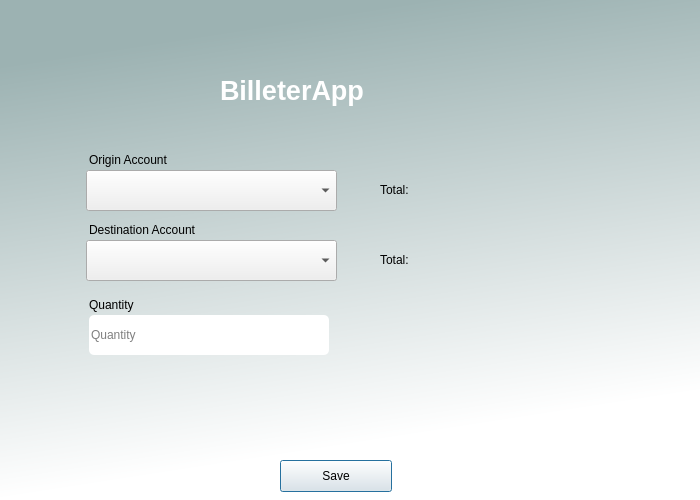
Igna11/billetera, file guicore/operation_transfer_screen.ui: the form before one commit.
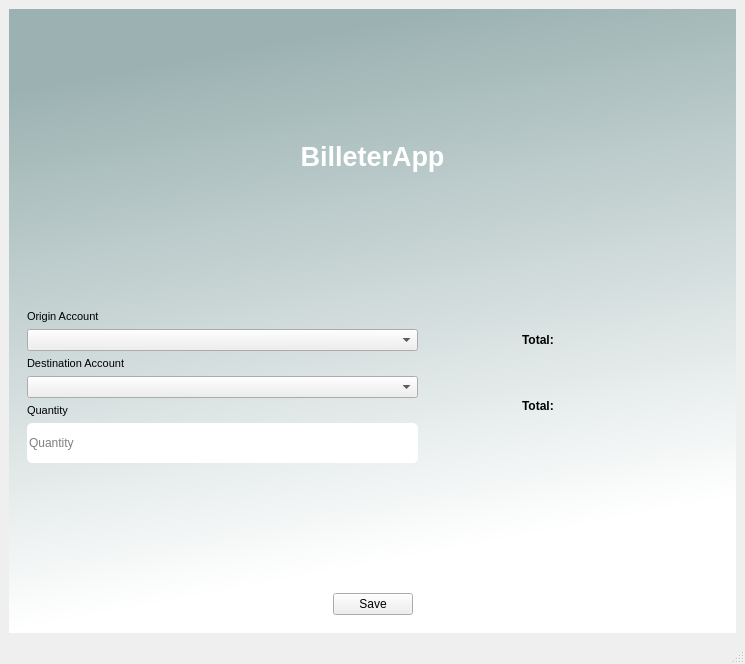
The form after the commit.

```diff
--- a/guicore/operation_transfer_screen.ui
+++ b/guicore/operation_transfer_screen.ui
@@ -1,58 +1,94 @@
 <?xml version="1.0" encoding="UTF-8"?>
 <ui version="4.0">
- <class>BilleteraApp</class>
- <widget class="QDialog" name="BilleteraApp">
+ <class>MainWindow</class>
+ <widget class="QMainWindow" name="MainWindow">
   <property name="geometry">
    <rect>
     <x>0</x>
     <y>0</y>
-    <width>700</width>
-    <height>500</height>
+    <width>745</width>
+    <height>664</height>
    </rect>
   </property>
   <property name="windowTitle">
    <string>Dialog</string>
   </property>
-  <property name="sizeGripEnabled">
-   <bool>false</bool>
-  </property>
-  <property name="modal">
-   <bool>false</bool>
-  </property>
+  <widget class="QWidget" name="centralwidget">
+   <layout class="QHBoxLayout" name="horizontalLayout_4">
+    <item>
   <widget class="QWidget" name="widget" native="true">
-   <property name="geometry">
-    <rect>
-     <x>0</x>
-     <y>0</y>
-     <width>700</width>
-     <height>500</height>
-    </rect>
-   </property>
    <property name="styleSheet">
     <string notr="true">QWidget#widget{
 background-color:qlineargradient(spread:pad, x1:0, y1:0, x2:0.207, y2:0.954545, stop:0.132159 rgba(156, 178, 178, 255), stop:1 rgba(255, 255, 255, 255))}</string>
    </property>
+      <layout class="QVBoxLayout" name="verticalLayout" stretch="7,7,1">
+       <item>
+        <widget class="QWidget" name="label_widget" native="true">
+         <layout class="QHBoxLayout" name="horizontalLayout_6">
+          <item>
    <widget class="QLabel" name="label">
-    <property name="geometry">
-     <rect>
-      <x>220</x>
-      <y>70</y>
-      <width>251</width>
-      <height>41</height>
-     </rect>
-    </property>
+            <property name="text">
+             <string>&lt;html&gt;&lt;head/&gt;&lt;body&gt;&lt;p align=&quot;center&quot;&gt;&lt;span style=&quot; font-size:20pt; font-weight:600; color:#ffffff;&quot;&gt;BilleterApp&lt;/span&gt;&lt;/p&gt;&lt;/body&gt;&lt;/html&gt;</string>
+            </property>
+           </widget>
+          </item>
+         </layout>
+        </widget>
+       </item>
+       <item>
+        <widget class="QWidget" name="main_widget" native="true">
+         <layout class="QHBoxLayout" name="horizontalLayout" stretch="4,1,2">
+          <item>
+           <layout class="QVBoxLayout" name="data_verticalLayout">
+            <item>
+             <widget class="QLabel" name="account_label_2">
+              <property name="font">
+               <font>
+                <pointsize>8</pointsize>
+               </font>
+              </property>
     <property name="text">
-     <string>&lt;html&gt;&lt;head/&gt;&lt;body&gt;&lt;p&gt;&lt;span style=&quot; font-size:20pt; font-weight:600; color:#ffffff;&quot;&gt;BilleterApp&lt;/span&gt;&lt;/p&gt;&lt;/body&gt;&lt;/html&gt;</string>
-    </property>
-   </widget>
+               <string>Origin Account</string>
+              </property>
+             </widget>
+            </item>
+            <item>
+             <widget class="QComboBox" name="accounts_origin_comboBox"/>
+            </item>
+            <item>
+             <widget class="QLabel" name="account_label_3">
+              <property name="font">
+               <font>
+                <pointsize>8</pointsize>
+               </font>
+              </property>
+              <property name="text">
+               <string>Destination Account</string>
+              </property>
+             </widget>
+            </item>
+            <item>
+             <widget class="QComboBox" name="accounts_dest_comboBox"/>
+            </item>
+            <item>
+             <widget class="QLabel" name="quantity_label">
+              <property name="font">
+               <font>
+                <pointsize>8</pointsize>
+               </font>
+              </property>
+              <property name="text">
+               <string>Quantity</string>
+              </property>
+             </widget>
+            </item>
+            <item>
    <widget class="QLineEdit" name="quantity_line">
-    <property name="geometry">
-     <rect>
-      <x>89</x>
-      <y>315</y>
-      <width>240</width>
+              <property name="minimumSize">
+               <size>
+                <width>0</width>
       <height>40</height>
-     </rect>
+               </size>
     </property>
     <property name="toolTip">
      <string/>
@@ -72,125 +108,149 @@
      <string>Quantity</string>
     </property>
    </widget>
-   <widget class="QLabel" name="quantity_label">
-    <property name="geometry">
-     <rect>
-      <x>89</x>
-      <y>295</y>
-      <width>131</width>
-      <height>20</height>
-     </rect>
-    </property>
-    <property name="text">
-     <string>Quantity</string>
-    </property>
-   </widget>
-   <widget class="QPushButton" name="save_button">
-    <property name="geometry">
-     <rect>
-      <x>280</x>
-      <y>460</y>
-      <width>112</width>
-      <height>32</height>
-     </rect>
-    </property>
-    <property name="text">
-     <string>Save</string>
-    </property>
-   </widget>
-   <widget class="QComboBox" name="accounts_origin_comboBox">
-    <property name="geometry">
-     <rect>
-      <x>86</x>
-      <y>170</y>
-      <width>251</width>
-      <height>41</height>
-     </rect>
-    </property>
-   </widget>
-   <widget class="QLabel" name="account_label">
-    <property name="geometry">
-     <rect>
-      <x>89</x>
-      <y>150</y>
-      <width>140</width>
+            </item>
+            <item>
+             <spacer name="data_verticalSpacer">
+              <property name="orientation">
+               <enum>Qt::Vertical</enum>
+              </property>
+              <property name="sizeHint" stdset="0">
+               <size>
+                <width>20</width>
+                <height>40</height>
+               </size>
+              </property>
+             </spacer>
+            </item>
+           </layout>
+          </item>
+          <item>
+           <spacer name="horizontalSpacer">
+            <property name="orientation">
+             <enum>Qt::Horizontal</enum>
+            </property>
+            <property name="sizeHint" stdset="0">
+             <size>
+              <width>40</width>
       <height>20</height>
-     </rect>
-    </property>
-    <property name="text">
-     <string>Origin Account</string>
-    </property>
-   </widget>
-   <widget class="QComboBox" name="accounts_dest_comboBox">
-    <property name="geometry">
-     <rect>
-      <x>86</x>
-      <y>240</y>
-      <width>251</width>
-      <height>41</height>
-     </rect>
-    </property>
-   </widget>
-   <widget class="QLabel" name="account_label_2">
-    <property name="geometry">
-     <rect>
-      <x>89</x>
-      <y>220</y>
-      <width>241</width>
-      <height>20</height>
-     </rect>
-    </property>
-    <property name="text">
-     <string>Destination Account</string>
-    </property>
-   </widget>
+             </size>
+            </property>
+           </spacer>
+          </item>
+          <item>
+           <layout class="QVBoxLayout" name="acc_verticalLayout" stretch="0,0,0">
+            <item>
    <widget class="QLabel" name="total_origin_label">
-    <property name="geometry">
-     <rect>
-      <x>380</x>
-      <y>180</y>
-      <width>221</width>
-      <height>20</height>
-     </rect>
+              <property name="minimumSize">
+               <size>
+                <width>0</width>
+                <height>60</height>
+               </size>
+              </property>
+              <property name="font">
+               <font>
+                <weight>75</weight>
+                <bold>true</bold>
+               </font>
     </property>
     <property name="text">
      <string>Total: </string>
     </property>
    </widget>
+            </item>
+            <item>
    <widget class="QLabel" name="total_dest_label">
-    <property name="geometry">
-     <rect>
-      <x>380</x>
-      <y>250</y>
-      <width>221</width>
-      <height>20</height>
-     </rect>
+              <property name="minimumSize">
+               <size>
+                <width>0</width>
+                <height>60</height>
+               </size>
+              </property>
+              <property name="font">
+               <font>
+                <weight>75</weight>
+                <bold>true</bold>
+               </font>
     </property>
     <property name="text">
      <string>Total: </string>
     </property>
    </widget>
-   <widget class="QLabel" name="status_label">
+            </item>
+            <item>
+             <spacer name="verticalSpacer_3">
+              <property name="orientation">
+               <enum>Qt::Vertical</enum>
+              </property>
+              <property name="sizeHint" stdset="0">
+               <size>
+                <width>20</width>
+                <height>40</height>
+               </size>
+              </property>
+             </spacer>
+            </item>
+           </layout>
+          </item>
+         </layout>
+        </widget>
+       </item>
+       <item>
+        <widget class="QWidget" name="sabe_button_widget" native="true">
+         <layout class="QHBoxLayout" name="horizontalLayout_5">
+          <item>
+           <spacer name="save_horizontalSpacer_l">
+            <property name="orientation">
+             <enum>Qt::Horizontal</enum>
+            </property>
+            <property name="sizeHint" stdset="0">
+             <size>
+              <width>40</width>
+              <height>20</height>
+             </size>
+            </property>
+           </spacer>
+          </item>
+          <item>
+           <widget class="QPushButton" name="save_button">
+            <property name="text">
+             <string>Save</string>
+            </property>
+           </widget>
+          </item>
+          <item>
+           <spacer name="save_horizontalSpacer_r">
+            <property name="orientation">
+             <enum>Qt::Horizontal</enum>
+            </property>
+            <property name="sizeHint" stdset="0">
+             <size>
+              <width>40</width>
+              <height>20</height>
+             </size>
+            </property>
+           </spacer>
+          </item>
+         </layout>
+        </widget>
+       </item>
+      </layout>
+     </widget>
+    </item>
+   </layout>
+  </widget>
+  <widget class="QMenuBar" name="menubar">
     <property name="geometry">
      <rect>
-      <x>90</x>
-      <y>370</y>
-      <width>501</width>
-      <height>20</height>
-     </rect>
-    </property>
-    <property name="text">
-     <string/>
-    </property>
-   </widget>
-  </widget>
- </widget>
- <tabstops>
-  <tabstop>accounts_origin_comboBox</tabstop>
-  <tabstop>accounts_dest_comboBox</tabstop>
-  <tabstop>quantity_line</tabstop>
-  <tabstop>save_button</tabstop>
- </tabstops>
+     <x>0</x>
+     <y>0</y>
+     <width>745</width>
+     <height>26</height>
+    </rect>
+   </property>
+  </widget>
+  <widget class="QStatusBar" name="statusbar"/>
+ </widget>
  <resources/>
  <connections/>
 </ui>
```
Left out of the diff: 2 changed lines with no effect on the pictures. Lines whose indentation alone changed are shown as unchanged.
